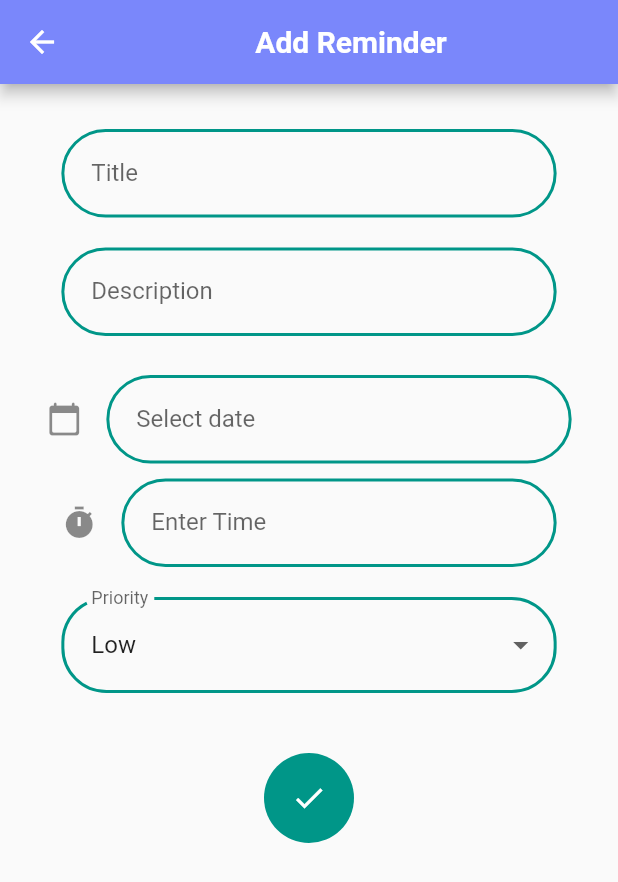
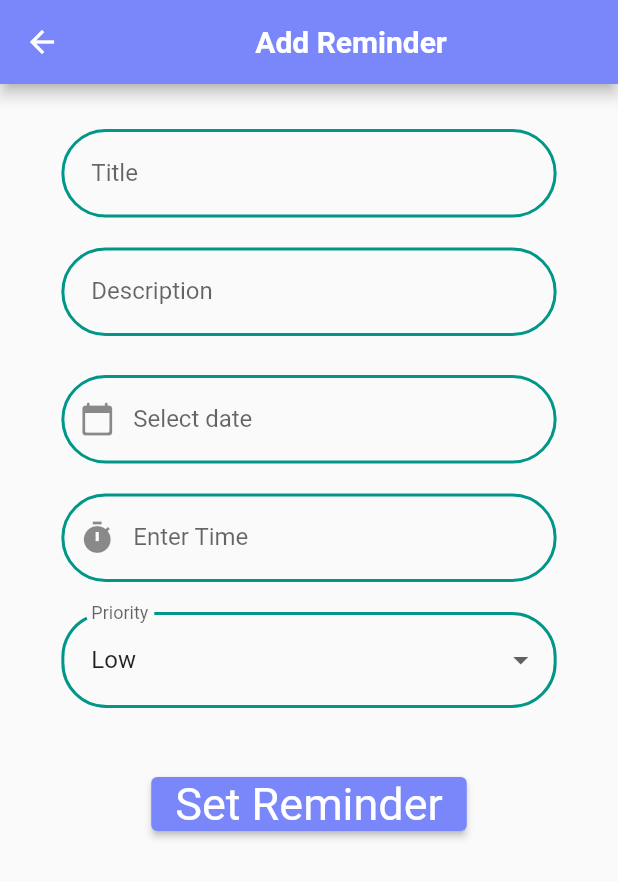
Before and after one commit to shivansh02/zuno, a Flutter app: the ImageUploads screen opened directly, on a phone screen of 412 x 824 dp. Shown: the top 882 px of the screen. Run offline on Flutter 3.47's test engine with Material 2 defaults, Android fonts, the phone set to English and light mode, and no system bars; our stand-ins replace cloud_firestore, draggable_home, firebase_core, firebase_storage, flutter_speed_dial, image_picker and 2 more; accounts and stored records are empty.

Commit message:
UI changes in form

```diff
--- a/lib/reminder_form.dart
+++ b/lib/reminder_form.dart
@@ -1,3 +1,5 @@
+import 'dart:ui';
+
 import 'package:flutter/material.dart';
 import 'package:firebase_storage/firebase_storage.dart' as firebase_storage;
 import 'package:cloud_firestore/cloud_firestore.dart';
@@ -150,10 +152,13 @@ class _ImageUploadsState extends State<ImageUploads> {
                     children: [
                       SizedBox(
                         width: MediaQuery.of(context).size.width * .85,
+                        child: Padding(
+                          padding: const EdgeInsets.only(
+                              left: 10, right: 10, bottom: 10),
                           child: TextField(
                             controller: dateController,
                             decoration: const InputDecoration(
-                            icon: Icon(Icons.calendar_today_rounded),
+                              prefixIcon: Icon(Icons.calendar_today_rounded),
                               enabledBorder: OutlineInputBorder(
                                 borderRadius:
                                     BorderRadius.all(Radius.circular(30)),
@@ -177,10 +182,11 @@ class _ImageUploadsState extends State<ImageUploads> {
                                   firstDate: DateTime(2000),
                                   lastDate: DateTime(2050));
                               if (selectedDate != null) {
-                              dateController.text =
-                                  DateFormat('yyyy-MM-dd').format(selectedDate);
+                                dateController.text = DateFormat('yyyy-MM-dd')
+                                    .format(selectedDate);
                               }
                             },
+                          ),
                         ),
                       ),
                     ],
@@ -192,7 +198,7 @@ class _ImageUploadsState extends State<ImageUploads> {
                           child: TextField(
                             controller: timeController,
                             decoration: const InputDecoration(
-                                icon: Icon(Icons.timer),
+                                prefixIcon: Icon(Icons.timer),
                                 enabledBorder: OutlineInputBorder(
                                   borderRadius:
                                       BorderRadius.all(Radius.circular(30)),
@@ -269,30 +275,25 @@ class _ImageUploadsState extends State<ImageUploads> {
                       )),
                   Padding(
                       padding: const EdgeInsets.only(top: 30),
-                      child: CircleAvatar(
-                          radius: 30,
-                          backgroundColor: Colors.teal,
-                          child: IconButton(
-                            icon: const Icon(
-                              Icons.done,
-                              color: Colors.white,
-                            ),
+                      child: ElevatedButton(
+                        style: ElevatedButton.styleFrom(
+                            backgroundColor: Color(0xFF7A87FB),
+                            textStyle: TextStyle(fontSize: 30)),
+                        child: const Text("Set Reminder"),
                         onPressed: () {
                           uploadFile();
                           if (formKey.currentState!.validate()) {
                             ScaffoldMessenger.of(context).showSnackBar(
                                 const SnackBar(
-                                        content:
-                                            Text("User added successfully")));
+                                    content: Text("User added successfully")));
                             Navigator.pushAndRemoveUntil(
                                 context,
                                 MaterialPageRoute(
-                                        builder: (context) =>
-                                            const RemindersApp()),
+                                    builder: (context) => const RemindersApp()),
                                 (Route<dynamic> route) => false);
                           }
                         },
-                          )))
+                      ))
                 ],
               ),
             ]),
```
Lines whose indentation alone changed are shown as unchanged.
